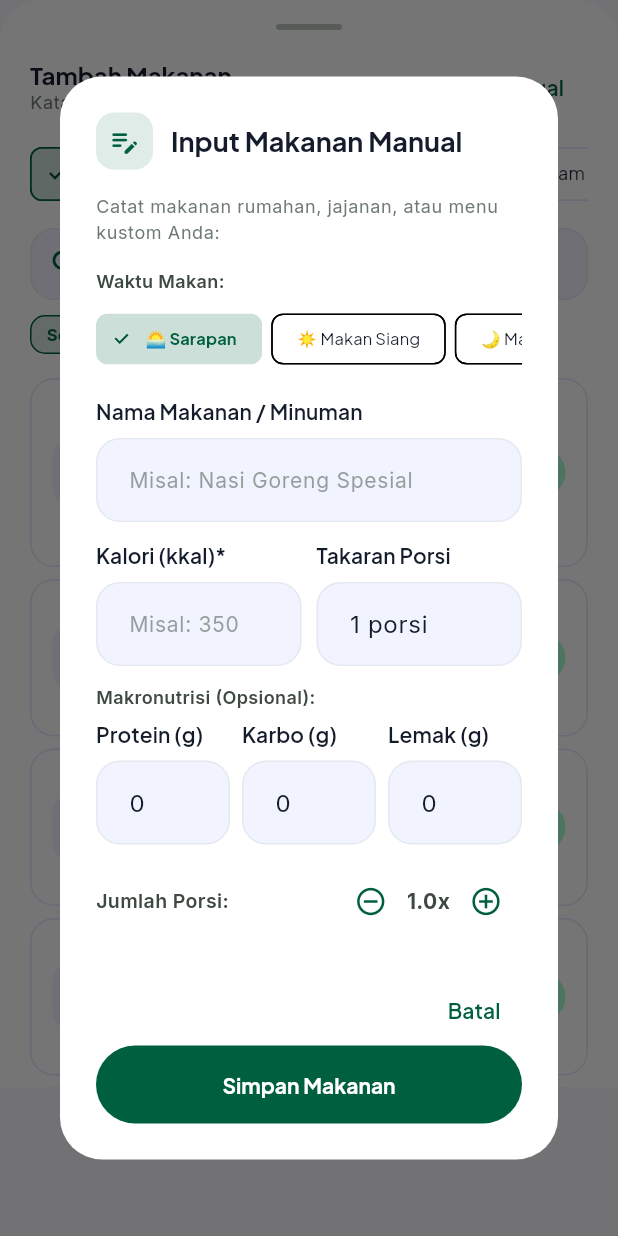
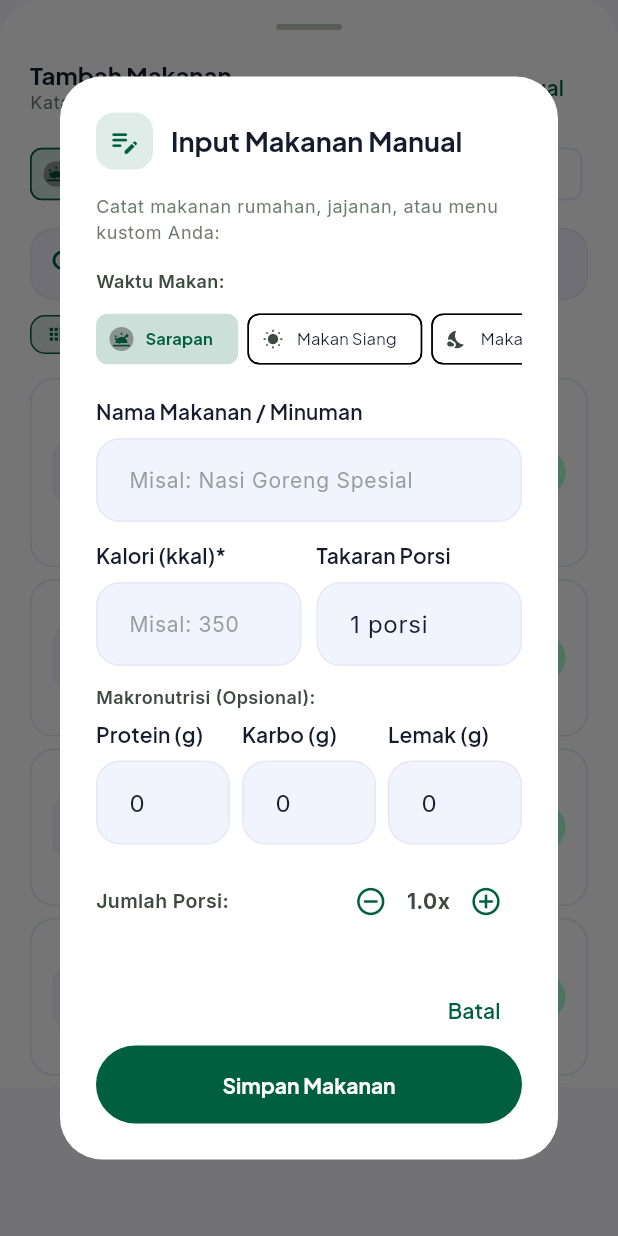
Before and after one commit to Kyunn17/LifeSync, a Flutter app: the AddFoodSheet widget shown alone on an empty page, opened directly with empty values, after a tap on "Manual", on a phone screen of 412 x 824 dp. Run offline on Flutter 3.47's test engine with Material 3 defaults, Android fonts, the phone set to English and light mode, and no system bars; our stand-ins replace camera, dio, fl_chart, flutter_riverpod, flutter_secure_storage, go_router and 5 more; missing offline and left inert: google_mlkit_pose_detection; accounts and stored records are empty; network calls fail; project files that could hold a hidden picture were left out.

Commit message:
feat: implement core mobile features including dashboard, nutrition, planner, profile, and wellness screens

```diff
--- a/apps/mobile/lib/features/nutrition/data/models/meal_entry_model.dart
+++ b/apps/mobile/lib/features/nutrition/data/models/meal_entry_model.dart
@@ -1,14 +1,15 @@
+import 'package:flutter/material.dart';
 import 'food_item_model.dart';
 
 enum MealType {
-  breakfast('breakfast', 'Sarapan', '🌅'),
-  lunch('lunch', 'Makan Siang', '☀️'),
-  dinner('dinner', 'Makan Malam', '🌙'),
-  snack('snack', 'Camilan', '🍎');
+  breakfast('breakfast', 'Sarapan', Icons.wb_twilight_rounded),
+  lunch('lunch', 'Makan Siang', Icons.wb_sunny_rounded),
+  dinner('dinner', 'Makan Malam', Icons.nights_stay_rounded),
+  snack('snack', 'Camilan', Icons.cookie_outlined);
 
   final String key;
   final String label;
-  final String icon;
+  final IconData icon;
 
   const MealType(this.key, this.label, this.icon);
 
--- a/apps/mobile/lib/features/nutrition/presentation/calorie_tracker_screen.dart
+++ b/apps/mobile/lib/features/nutrition/presentation/calorie_tracker_screen.dart
@@ -577,9 +577,10 @@ class CalorieTrackerScreen extends ConsumerWidget {
                             borderRadius: BorderRadius.circular(14),
                           ),
                           child: Center(
-                            child: Text(
+                            child: Icon(
                               mealType.icon,
-                              style: const TextStyle(fontSize: 22),
+                              size: 22,
+                              color: AppColors.primary,
                             ),
                           ),
                         ),
--- a/apps/mobile/lib/features/nutrition/presentation/widgets/add_food_sheet.dart
+++ b/apps/mobile/lib/features/nutrition/presentation/widgets/add_food_sheet.dart
@@ -218,7 +218,12 @@ class _AddFoodSheetState extends ConsumerState<AddFoodSheet> {
                   return Padding(
                     padding: const EdgeInsets.only(right: 8),
                     child: ChoiceChip(
-                      label: Text('${type.icon} ${type.label}'),
+                      avatar: Icon(
+                        type.icon,
+                        size: 15,
+                        color: isSel ? AppColors.primary : AppColors.onSurfaceVariant,
+                      ),
+                      label: Text(type.label),
                       selected: isSel,
                       selectedColor: AppColors.primary.withValues(alpha: 0.18),
                       side: BorderSide(
@@ -276,11 +281,11 @@ class _AddFoodSheetState extends ConsumerState<AddFoodSheet> {
             padding: const EdgeInsets.symmetric(horizontal: 20),
             child: Row(
               children: [
-                _buildFilterChip('Semua', 'all'),
+                _buildFilterChip('Semua', 'all', Icons.apps_rounded),
                 const SizedBox(width: 8),
-                _buildFilterChip('🇮🇩 Nusantara', 'local'),
+                _buildFilterChip('Nusantara', 'local', Icons.restaurant_rounded),
                 const SizedBox(width: 8),
-                _buildFilterChip('🌐 Open Food Facts', 'openfoodfacts'),
+                _buildFilterChip('Open Food Facts', 'openfoodfacts', Icons.public_rounded),
               ],
             ),
           ),
@@ -556,7 +561,7 @@ class _AddFoodSheetState extends ConsumerState<AddFoodSheet> {
     );
   }
 
-  Widget _buildFilterChip(String label, String key) {
+  Widget _buildFilterChip(String label, String key, [IconData? icon]) {
     final isSel = _filterType == key;
     return InkWell(
       onTap: () => setState(() => _filterType = key),
@@ -570,7 +575,18 @@ class _AddFoodSheetState extends ConsumerState<AddFoodSheet> {
             color: isSel ? AppColors.primary : Colors.transparent,
           ),
         ),
-        child: Text(
+        child: Row(
+          mainAxisSize: MainAxisSize.min,
+          children: [
+            if (icon != null) ...[
+              Icon(
+                icon,
+                size: 13,
+                color: isSel ? AppColors.primary : AppColors.onSurfaceVariant,
+              ),
+              const SizedBox(width: 4),
+            ],
+            Text(
               label,
               style: TextStyle(
                 fontSize: 11,
@@ -578,6 +594,8 @@ class _AddFoodSheetState extends ConsumerState<AddFoodSheet> {
                 color: isSel ? AppColors.primary : AppColors.onSurface,
               ),
             ),
+          ],
+        ),
       ),
     );
   }
--- a/apps/mobile/lib/features/nutrition/presentation/widgets/manual_food_dialog.dart
+++ b/apps/mobile/lib/features/nutrition/presentation/widgets/manual_food_dialog.dart
@@ -118,7 +118,12 @@ class _ManualFoodDialogState extends State<ManualFoodDialog> {
                     return Padding(
                       padding: const EdgeInsets.only(right: 6),
                       child: ChoiceChip(
-                        label: Text('${type.icon} ${type.label}'),
+                        avatar: Icon(
+                          type.icon,
+                          size: 14,
+                          color: isSel ? AppColors.primary : AppColors.onSurfaceVariant,
+                        ),
+                        label: Text(type.label),
                         selected: isSel,
                         selectedColor: AppColors.primary.withValues(alpha: 0.2),
                         labelStyle: TextStyle(
--- a/apps/mobile/lib/features/planner/presentation/widgets/routine_templates_bar.dart
+++ b/apps/mobile/lib/features/planner/presentation/widgets/routine_templates_bar.dart
@@ -117,21 +117,21 @@ class _RoutineTemplatesBarState extends ConsumerState<RoutineTemplatesBar> {
           child: Row(
             children: [
               _buildTemplatePill(
-                label: '⚡ Salin Kemarin',
+                label: 'Salin Kemarin',
                 icon: Icons.history_rounded,
                 isPrimary: true,
                 onTap: () => _applyTemplate('yesterday', 'Jadwal Kemarin'),
               ),
               const SizedBox(width: 8),
               _buildTemplatePill(
-                label: '💼 Hari Kerja',
+                label: 'Hari Kerja',
                 icon: Icons.work_outline_rounded,
                 isPrimary: false,
                 onTap: () => _applyTemplate('workday', 'Template Hari Kerja'),
               ),
               const SizedBox(width: 8),
               _buildTemplatePill(
-                label: '🏖️ Akhir Pekan',
+                label: 'Akhir Pekan',
                 icon: Icons.weekend_outlined,
                 isPrimary: false,
                 onTap: () => _applyTemplate('weekend', 'Template Akhir Pekan'),
--- a/apps/mobile/lib/features/wellness/presentation/wellness_screen.dart
+++ b/apps/mobile/lib/features/wellness/presentation/wellness_screen.dart
@@ -250,7 +250,7 @@ class _WellnessScreenState extends ConsumerState<WellnessScreen> {
                                 size: 16,
                               ),
                               label: Text(
-                                'Push-Up (${pushupStats.currentStreak}🔥)',
+                                'Push-Up (${pushupStats.currentStreak} Hari)',
                                 style: const TextStyle(
                                   fontSize: 12,
                                   fontWeight: FontWeight.w800,
```
Also changed, not shown: apps/mobile/lib/features/dashboard/presentation/dashboard_screen.dart (+30 -8 lines), apps/mobile/lib/features/planner/presentation/planner_screen.dart (+18 -7 lines), apps/mobile/lib/features/profile/presentation/profile_screen.dart (+24 -5 lines), apps/mobile/lib/features/wellness/presentation/pushup_counter_screen.dart (+26 -12 lines), apps/mobile/lib/features/wellness/presentation/widgets/weight_tracker_card.dart (+25 -7 lines). Lines whose indentation alone changed are shown as unchanged.
